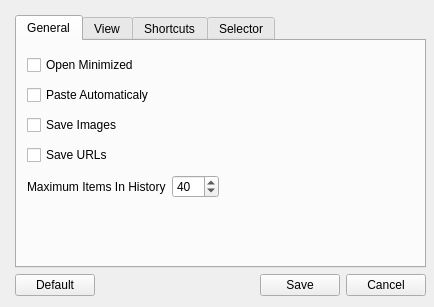
Qt form views/settingswindow.ui (rusith/genius) before a commit.
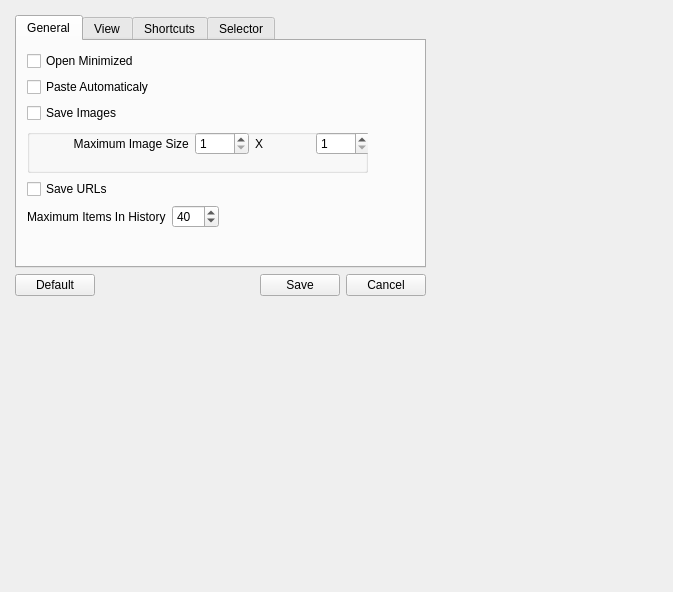
The same form after that commit. Icons and pictures are not drawn.

```diff
--- a/views/settingswindow.ui
+++ b/views/settingswindow.ui
@@ -6,8 +6,8 @@
    <rect>
     <x>0</x>
     <y>0</y>
-    <width>434</width>
-    <height>307</height>
+    <width>673</width>
+    <height>592</height>
    </rect>
   </property>
   <property name="windowTitle">
@@ -55,7 +55,7 @@
            <x>10</x>
            <y>10</y>
            <width>341</width>
-           <height>151</height>
+           <height>177</height>
           </rect>
          </property>
          <layout class="QVBoxLayout" name="VL2">
@@ -95,6 +95,59 @@
             </property>
            </widget>
           </item>
+          <item>
+           <widget class="QGroupBox" name="groupBox">
+            <property name="title">
+             <string/>
+            </property>
+            <widget class="QWidget" name="">
+             <property name="geometry">
+              <rect>
+               <x>0</x>
+               <y>0</y>
+               <width>343</width>
+               <height>29</height>
+              </rect>
+             </property>
+             <layout class="QHBoxLayout" name="horizontalLayout_13">
+              <item>
+               <widget class="QLabel" name="label_13">
+                <property name="text">
+                 <string>              Maximum Image Size</string>
+                </property>
+               </widget>
+              </item>
+              <item>
+               <widget class="QSpinBox" name="maximumImageWidth_sb">
+                <property name="minimum">
+                 <number>1</number>
+                </property>
+                <property name="maximum">
+                 <number>500</number>
+                </property>
+               </widget>
+              </item>
+              <item>
+               <widget class="QLabel" name="label_14">
+                <property name="text">
+                 <string>X</string>
+                </property>
+               </widget>
+              </item>
+              <item>
+               <widget class="QSpinBox" name="maximumImageHight_sb">
+                <property name="minimum">
+                 <number>1</number>
+                </property>
+                <property name="maximum">
+                 <number>500</number>
+                </property>
+               </widget>
+              </item>
+             </layout>
+            </widget>
+           </widget>
+          </item>
           <item>
            <widget class="QCheckBox" name="saveURLs">
             <property name="toolTip">
```
Left out of the diff: 56 changed lines with no effect on the pictures.
